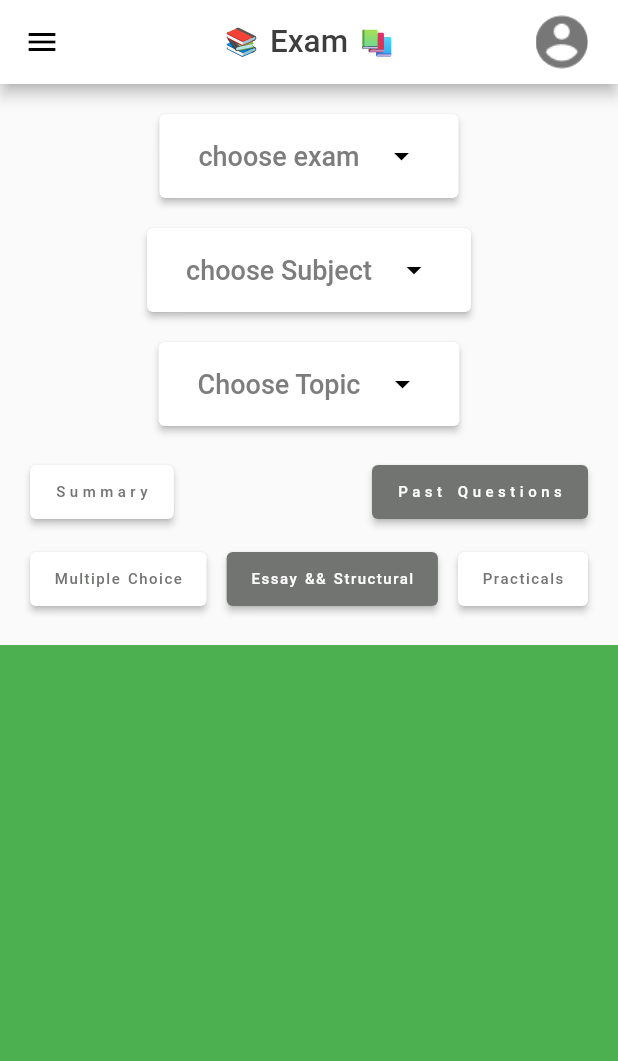
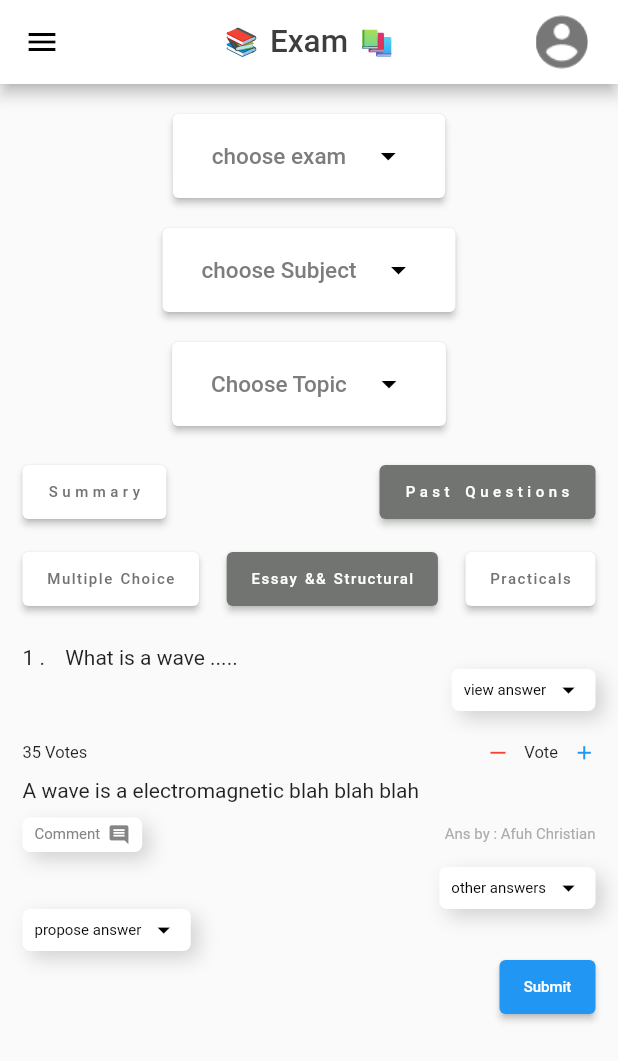
Before and after one commit to Afuh-Christian/exam-frontend, a Flutter app: the screen it shows after launch, after a tap on "Past Questions", after a tap on "Essay && Structural", on a phone screen of 412 x 824 dp. Shown: the top 1061 px of the screen. Run offline on Flutter 3.47's test engine with Material 2 defaults, Android fonts, the phone set to English and light mode, and no system bars; our stand-ins replace dropdown_search, flutter_svg.

Commit message:
Still Building the widgets for the exam questions... built for a sigle question , and answer and and a few custom buttons for the dropdowns

```diff
--- a/lib/Provider/Provider.dart
+++ b/lib/Provider/Provider.dart
@@ -69,6 +69,8 @@ class ExamProvider extends ChangeNotifier {
     Subject(id: 15, name: "E maths", examID: 4),
   ];
 
+String searchSubjectValue = "";
+
   List<Subject> getSubjectList() {
     List<Subject> subjectlist = subjects
         .where((element) => element.examID == getChoosenExamID())
@@ -104,7 +106,7 @@ class ExamProvider extends ChangeNotifier {
 
   // Search implementation .....  ..
 
-  String searchSubjectValue = "";
+
 
   void searchSubjectList(String value) {
     searchSubjectValue = value;
@@ -146,7 +148,7 @@ class ExamProvider extends ChangeNotifier {
     Topic(id: 24, name: "A Chem4", subjectID: 5),
     Topic(id: 25, name: "A Chem5", subjectID: 5),
 
-    // Topic(id: 6, name: "A Bio", subjectID: 2),
+
     Topic(id: 26, name: "A Literature1", subjectID: 7),
     Topic(id: 27, name: "A Literature2", subjectID: 7),
     Topic(id: 28, name: "A Literature3", subjectID: 7),
@@ -155,7 +157,7 @@ class ExamProvider extends ChangeNotifier {
     Topic(id: 31, name: "A Literature6", subjectID: 7),
     Topic(id: 32, name: "A Literature7", subjectID: 7),
 
-    // Topic(id: 8, name: "P english", subjectID: 3),
+
 
     Topic(id: 33, name: "P Electronics1", subjectID: 9),
     Topic(id: 34, name: "P Electronics2", subjectID: 9),
@@ -169,7 +171,7 @@ class ExamProvider extends ChangeNotifier {
     Topic(id: 41, name: "P French4", subjectID: 10),
     Topic(id: 42, name: "P French5", subjectID: 10),
 
-    // Topic(id: 11, name: "P Manual machanics", subjectID: 3),
+
     Topic(id: 43, name: "E History1", subjectID: 12),
     Topic(id: 44, name: "E History2", subjectID: 12),
     Topic(id: 45, name: "E History3", subjectID: 12),
@@ -182,7 +184,7 @@ class ExamProvider extends ChangeNotifier {
     Topic(id: 51, name: "E English4", subjectID: 13),
     Topic(id: 52, name: "E English5", subjectID: 13),
     Topic(id: 53, name: "E English6", subjectID: 13),
-    // Topic(id: 14, name: "E history", subjectID: 4),
+
 
     Topic(id: 54, name: "E maths1", subjectID: 15),
     Topic(id: 55, name: "E maths2", subjectID: 15),
@@ -192,8 +194,10 @@ class ExamProvider extends ChangeNotifier {
     Topic(id: 59, name: "E maths6", subjectID: 15),
   ];
 
-// search implementation ....
-  String searchTopicValue = "";
+
+
+    // Search implementation .....
+      String searchTopicValue = "";
 
   List<Topic> getTopicList() {
     List<Topic> topiclist = topics
@@ -204,7 +208,7 @@ class ExamProvider extends ChangeNotifier {
             .startsWith(searchTopicValue.toLowerCase()))
         .toList();
 
-    // Search implementation .....
+
 
     if (topiclist.isEmpty) {
       return [Topic(id: 0, name: "No items", subjectID: -1)];
@@ -235,6 +239,23 @@ class ExamProvider extends ChangeNotifier {
     notifyListeners();
   }
 
+
+
+
+
+
+
+
+
+
+
+
+
+
+
+
+
+
   int _numberOfLikes = 0;
 
   int get_numberOfLikes() => _numberOfLikes;
--- a/lib/Screen_Sizes/MobileApp/Components/PopUps/PopExam.dart
+++ b/lib/Screen_Sizes/MobileApp/Components/PopUps/PopExam.dart
@@ -53,7 +53,7 @@ class _PopExamMenuState extends State<PopExamMenu> {
                 // widget.ChoosenValue ,
                 style: const TextStyle(
                   color: Color.fromARGB(255, 125, 125, 125),
-                  fontSize: 18,
+                  fontSize: 15,
                 ),
                 maxLines: 1,
                 overflow: TextOverflow.ellipsis,
--- a/lib/Screen_Sizes/MobileApp/Components/PopUps/PopSubject.dart
+++ b/lib/Screen_Sizes/MobileApp/Components/PopUps/PopSubject.dart
@@ -52,7 +52,7 @@ class _PopSubjectMenuState extends State<PopSubjectMenu> {
                 // widget.ChoosenValue ,
                 style: const TextStyle(
                   color: Color.fromARGB(255, 125, 125, 125),
-                  fontSize: 18,
+                  fontSize: 15,
                 ),
                 maxLines: 1,
                 overflow: TextOverflow.ellipsis,
--- a/lib/Screen_Sizes/MobileApp/Components/PopUps/PopTopic.dart
+++ b/lib/Screen_Sizes/MobileApp/Components/PopUps/PopTopic.dart
@@ -55,7 +55,7 @@ class _PopTopicMenuState extends State<PopTopicMenu> {
                 // widget.ChoosenValue ,
                 style: const TextStyle(
                   color: Color.fromARGB(255, 125, 125, 125),
-                  fontSize: 18,
+                  fontSize: 15,
                 ),
                 maxLines: 1,
                 overflow: TextOverflow.ellipsis,
--- /dev/null
+++ b/lib/Screen_Sizes/MobileApp/Components/Questions/EssayQuestions/EssayQuestionList.dart
@@ -0,0 +1,21 @@
+import 'package:flutter/material.dart';
+
+import 'SingleEssayQuestion.dart';
+
+class EssayQuestionList extends StatefulWidget {
+  const EssayQuestionList({super.key});
+
+  @override
+  State<EssayQuestionList> createState() => _EssayChoiceState();
+}
+
+class _EssayChoiceState extends State<EssayQuestionList> {
+  @override
+  Widget build(BuildContext context) {
+    return Column(
+      children: [
+        SingleEssayQuestion(),
+      ],
+    );
+  }
+}
--- /dev/null
+++ b/lib/Screen_Sizes/MobileApp/Components/Questions/EssayQuestions/SingleEssayQuestion.dart
@@ -0,0 +1,288 @@
+import 'package:flutter/material.dart';
+
+class SingleEssayQuestion extends StatefulWidget {
+  const SingleEssayQuestion({super.key});
+
+  @override
+  State<SingleEssayQuestion> createState() => _SingleEssayQuestionState();
+}
+
+class _SingleEssayQuestionState extends State<SingleEssayQuestion> {
+  @override
+  Widget build(BuildContext context) {
+    return Container(
+      width: double.infinity,
+      // height: 100,
+      // color: Colors.red,
+      child: Column(
+        children: [
+          Column(crossAxisAlignment: CrossAxisAlignment.start, children: [
+            Row(
+              children: const [
+                Text("1 . "),
+                SizedBox(
+                  width: 10,
+                ),
+                Text("What is a wave ..... "),
+              ],
+            ),
+            Row(
+              mainAxisAlignment: MainAxisAlignment.end,
+              children: [
+                AnswerButtonWidget(
+                    title: "view answer",
+                    icon: (Icons.arrow_drop_down),
+                    color: Colors.black,
+                    btnClicked: () {
+                      print("Button 1 clicked ");
+                    },
+                    size: 20,
+                    padding: PaddingData(top: 4, bottom: 4, right: 8, left: 8)),
+
+                // AnswerButtonWidget(
+                //   title: "Comment",
+                //   icon: (Icons.comment),
+                //   color: Color.fromARGB(255, 133, 133, 133),
+                //   btnClicked: () {
+                //     print("Button 2 clicked ");
+                //   },
+                // ),
+              ],
+            ),
+          ]),
+          SingleAnswer(),
+          // SingleAnswer(),
+          Row(
+            mainAxisAlignment: MainAxisAlignment.end,
+            children: [
+              AnswerButtonWidget(
+                  title: "other answers",
+                  icon: (Icons.arrow_drop_down),
+                  color: Colors.black,
+                  btnClicked: () {
+                    print("Button 3 clicked ");
+                  },
+                  size: 20,
+                  padding: PaddingData(top: 4, bottom: 4, right: 8, left: 8)),
+
+              // AnswerButtonWidget(
+              //   title: "Comment",
+              //   icon: (Icons.comment),
+              //   color: Color.fromARGB(255, 133, 133, 133),
+              //   btnClicked: () {
+              //     print("Button 2 clicked ");
+              //   },
+              // ),
+            ],
+          ),
+          Row(
+            mainAxisAlignment: MainAxisAlignment.start,
+            children: [
+              AnswerButtonWidget(
+                  title: "propose answer",
+                  icon: (Icons.arrow_drop_down),
+                  color: Colors.black,
+                  btnClicked: () {
+                    print("Button 3 clicked ");
+                  },
+                  size: 20,
+                  padding: PaddingData(top: 4, bottom: 4, right: 8, left: 8)),
+
+              // AnswerButtonWidget(
+              //   title: "Comment",
+              //   icon: (Icons.comment),
+              //   color: Color.fromARGB(255, 133, 133, 133),
+              //   btnClicked: () {
+              //     print("Button 2 clicked ");
+              //   },
+              // ),
+
+
+            ],
+          ),
+           Column(
+                children: [
+                  // TextField(),
+
+                  Row(
+                       mainAxisAlignment: MainAxisAlignment.end,
+                    children: [
+                      ElevatedButton(
+                        style: const ButtonStyle(padding: MaterialStatePropertyAll(EdgeInsets.all(0.0))),
+                        onPressed: () {}, child: Text("Submit" , style: TextStyle(fontSize: 10),)),
+                    ],
+                  )
+                ],
+              )
+        ],
+      ),
+    );
+  }
+}
+
+class SingleAnswer extends StatelessWidget {
+  const SingleAnswer({
+    super.key,
+  });
+
+  @override
+  Widget build(BuildContext context) {
+    return Padding(
+      padding: const EdgeInsets.only(bottom: 10, top: 20),
+      child: Column(
+        crossAxisAlignment: CrossAxisAlignment.start,
+        children: [
+          Row(
+            mainAxisAlignment: MainAxisAlignment.spaceBetween,
+            children: [
+              Text(
+                "35 Votes",
+                style: TextStyle(fontSize: 11),
+              ),
+              SizedBox(
+                child: Row(children: [
+                  Icon(
+                    Icons.horizontal_rule,
+                    size: 15,
+                    color: Colors.red,
+                  ),
+                  SizedBox(
+                    width: 10,
+                  ),
+                  Text("Vote", style: TextStyle(fontSize: 11)),
+                  SizedBox(
+                    width: 10,
+                  ),
+                  Icon(
+                    Icons.add,
+                    size: 15,
+                    color: Colors.blue,
+                  )
+                ]),
+              )
+            ],
+          ),
+          SizedBox(
+            height: 10,
+          ),
+          Text("A wave is a electromagnetic blah blah blah"),
+          SizedBox(
+            height: 10,
+          ),
+          Row(
+            mainAxisAlignment: MainAxisAlignment.spaceBetween,
+            children: [
+              AnswerButtonWidget(
+                  title: "Comment",
+                  icon: (Icons.comment),
+                  color: Color.fromARGB(255, 133, 133, 133),
+                  btnClicked: () {
+                    print("Button 2 clicked ");
+                  },
+                  size: 15,
+                  padding: PaddingData(top: 4, bottom: 4, right: 8, left: 8)),
+              SizedBox(
+                child: Row(
+                  children: [
+                    Text(
+                      "Ans by : ",
+                      style: TextStyle(
+                          color: Color.fromARGB(255, 172, 172, 172),
+                          fontSize: 10),
+                    ),
+                    Text(
+                      "Afuh Christian",
+                      style: TextStyle(
+                          color: Color.fromARGB(255, 172, 172, 172),
+                          fontSize: 10),
+                    ),
+                  ],
+                ),
+              )
+            ],
+          )
+        ],
+      ),
+    );
+  }
+}
+
+class PaddingData {
+  PaddingData({
+    required this.top,
+    required this.bottom,
+    required this.right,
+    required this.left,
+  });
+  double top;
+  double bottom;
+  double left;
+  double right;
+}
+
+class AnswerButtonWidget extends StatefulWidget {
+  AnswerButtonWidget(
+      {super.key,
+      required this.btnClicked,
+      required this.icon,
+      required this.title,
+      required this.color,
+      required this.size,
+      required this.padding});
+
+  Function() btnClicked;
+  IconData icon;
+  String title;
+  Color color;
+  double size;
+  PaddingData padding;
+
+  @override
+  State<AnswerButtonWidget> createState() => _AnswerButtonWidgetState();
+}
+
+class _AnswerButtonWidgetState extends State<AnswerButtonWidget> {
+  @override
+  Widget build(BuildContext context) {
+    return GestureDetector(
+      onTap: widget.btnClicked,
+      child: Container(
+        decoration: BoxDecoration(
+          color: Colors.white,
+          borderRadius: BorderRadius.circular(5),
+          boxShadow: const [
+            BoxShadow(
+                color: Color.fromARGB(255, 210, 210, 210),
+                offset: Offset(5.0, 5.0),
+                blurRadius: 10.0,
+                spreadRadius: 0.0)
+          ],
+        ),
+        child: Padding(
+          padding: EdgeInsets.only(
+              left: widget.padding.left,
+              right: widget.padding.right,
+              top: widget.padding.top,
+              bottom: widget.padding.bottom),
+          child: Row(
+            children: [
+              Text(
+                widget.title,
+                style: TextStyle(color: widget.color, fontSize: 10),
+              ),
+              const SizedBox(
+                width: 5,
+              ),
+              // Icon(Icons.arrow_drop_down, color: widget.color,)
+              Icon(
+                widget.icon,
+                color: widget.color,
+                size: widget.size,
+              )
+            ],
+          ),
+        ),
+      ),
+    );
+  }
+}
--- /dev/null
+++ b/lib/Screen_Sizes/MobileApp/Components/Questions/MultipleChoice/MultipleChoice.dart
@@ -0,0 +1,29 @@
+import 'package:flutter/material.dart';
+
+class MultipleChoice extends StatefulWidget {
+  const MultipleChoice({super.key});
+
+  @override
+  State<MultipleChoice> createState() => _MultipleChoiceState();
+}
+
+class _MultipleChoiceState extends State<MultipleChoice> {
+  @override
+  Widget build(BuildContext context) {
+    return ListView.builder(
+      itemCount: 60,
+      itemBuilder: (context, index) {
+        return  Container(
+          child: Column(
+            children: [
+              // question
+
+
+            ],
+          ),
+
+        );
+      },
+    );
+  }
+}
--- a/lib/Screen_Sizes/MobileApp/Pages/HomePage.dart
+++ b/lib/Screen_Sizes/MobileApp/Pages/HomePage.dart
@@ -9,6 +9,9 @@ import '../../../Provider/Provider.dart';
 import '../Components/PopUps/PopExam.dart';
 import '../Components/PopUps/PopSubject.dart';
 import '../Components/PopUps/PopTopic.dart';
+import '../Components/Questions/EssayQuestions/EssayQuestionList.dart';
+import '../Components/Questions/EssayQuestions/SingleEssayQuestion.dart';
+import '../Components/Questions/MultipleChoice/MultipleChoice.dart';
 import '../Components/SearchBoxExam.dart';
 import 'AboutPage.dart';
 import 'Sroll.dart';
@@ -99,6 +102,8 @@ class _MainContainerState extends State<MainContainer> {
         "this is what i do durring the holidays and we see each od adsfa asdf asdfa durring the holidays and we see each od adsfa asdf asdfa adsff adfad ther as friends";
     return Container(
       child: SingleChildScrollView(
+        child: Padding(
+          padding: const EdgeInsets.only(right:15 , left: 15),
           child: Column(
             children: [
               Container(
@@ -138,8 +143,6 @@ class _MainContainerState extends State<MainContainer> {
               Container(
                 child: Column(children: [
                   SizedBox(
-                  child: Padding(
-                    padding: const EdgeInsets.only(left: 20, right: 20),
                     child: Row(
                       mainAxisAlignment: MainAxisAlignment.spaceBetween,
                       children: [
@@ -196,15 +199,13 @@ class _MainContainerState extends State<MainContainer> {
                       ],
                     ),
                   ),
-                ),
                   const SizedBox(
                     height: 10,
                   ),
                   !isSummary
                       ? SizedBox(
                           child: Padding(
-                          padding: const EdgeInsets.only(
-                              left: 20, right: 20, bottom: 20),
+                            padding: const EdgeInsets.only(bottom: 20),
                             child: Row(
                               mainAxisAlignment: MainAxisAlignment.spaceBetween,
                               children: [
@@ -296,35 +297,40 @@ class _MainContainerState extends State<MainContainer> {
                             ),
                           ),
                         )
-                    : const SizedBox()
+                      : const SizedBox(),
+
                 ]),
               ),
               isSummary
                   ? Container(
                       width: double.infinity,
-                    height: 900,
+                      height: 650,
                       color: Colors.red,
                     )
                   : isMultipleChoice
                       ? Container(
                           width: double.infinity,
-                        height: 900,
+                          height: 650,
                           color: Colors.blue,
+                          // child: const MultipleChoice(),
+
                         )
                       : isEssay
                           ? Container(
                               width: double.infinity,
-                            height: 900,
-                            color: Colors.green,
+                              height: 650,
+                              // color: Colors.green,
+                               child: const EssayQuestionList(),
                             )
                           : isPractical
                               ? Container(
                                   width: double.infinity,
-                                height: 900,
+                                  height: 650,
                                   color: Colors.orange,
                                 )
                               : Container(),
             ],
+          ),
         ),
       ),
     );
```
Lines whose indentation alone changed are shown as unchanged.
